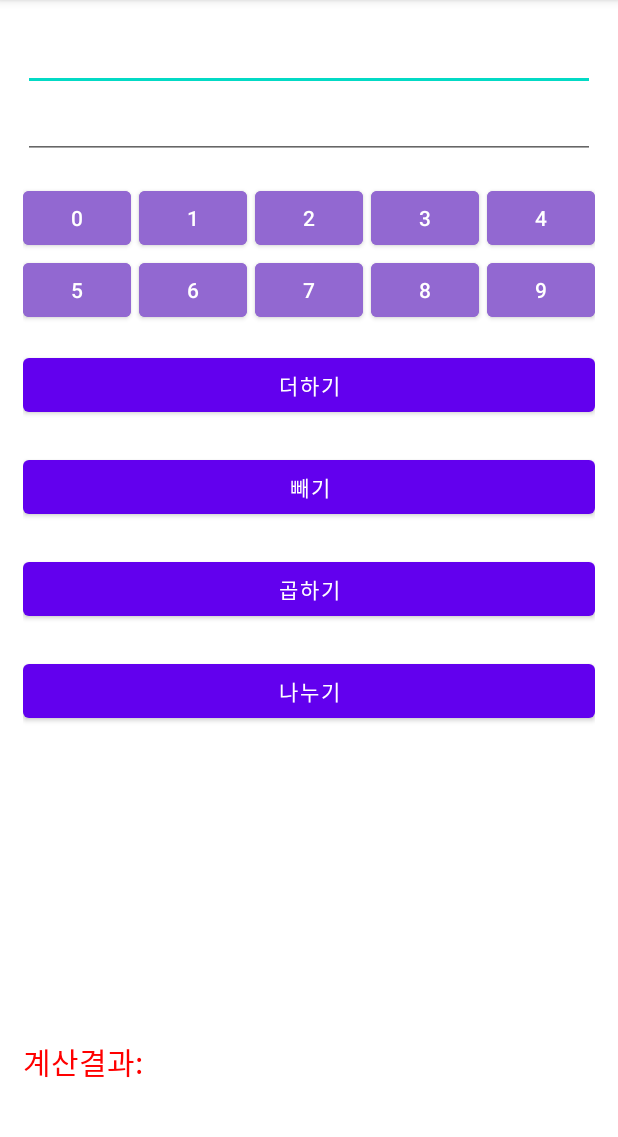
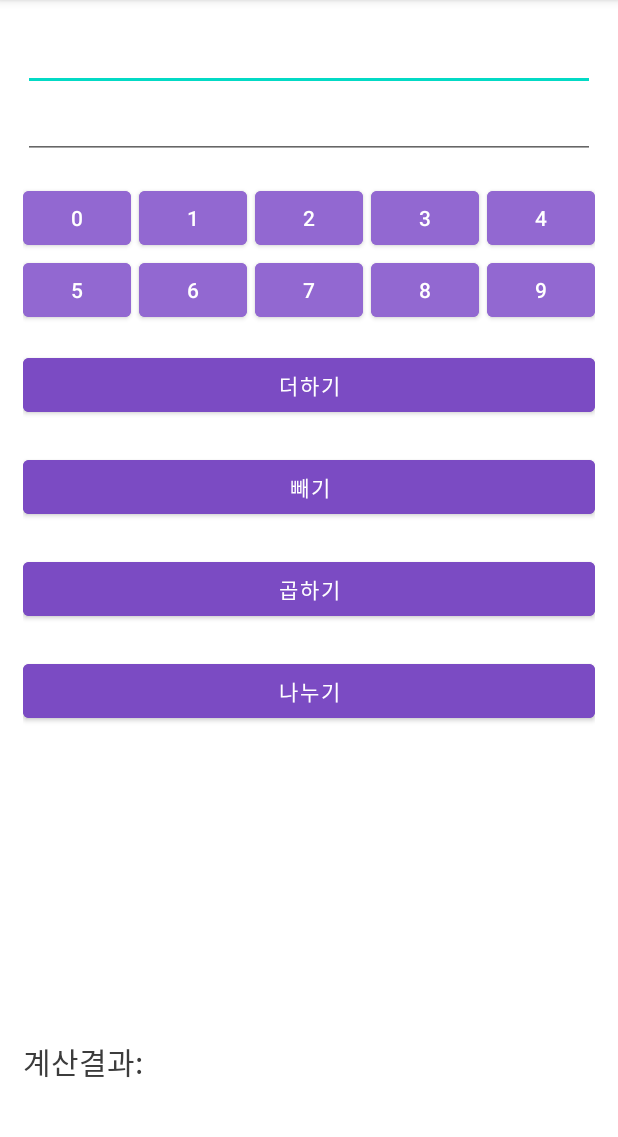
Before and after one commit to kwakkyunghee/Mirim_project_0512_2, an Android app: the screen it shows after launch (MainActivity), on a phone screen of 412 x 824 dp, the part 84-1221 px from its top. Run offline under Robolectric (Android 15) with nearby library versions, the phone set to English and light mode, and no system bars.

Commit message:
실습 5-2 완성

```diff
--- a/app/src/main/res/layout/activity_main.xml
+++ b/app/src/main/res/layout/activity_main.xml
@@ -115,31 +115,35 @@
         android:layout_width="match_parent"
         android:layout_height="wrap_content"
         android:layout_marginBottom="20dp"
+        android:backgroundTint="#7B4BC3"
         android:text="더하기"/>
     <Button
         android:id="@+id/btn_minus"
         android:layout_width="match_parent"
         android:layout_height="wrap_content"
         android:layout_marginBottom="20dp"
+        android:backgroundTint="#7B4BC3"
         android:text="빼기"/>
     <Button
         android:id="@+id/btn_multi"
         android:layout_width="match_parent"
         android:layout_height="wrap_content"
         android:layout_marginBottom="20dp"
+        android:backgroundTint="#7B4BC3"
         android:text="곱하기"/>
     <Button
         android:id="@+id/btn_divide"
         android:layout_width="match_parent"
         android:layout_height="wrap_content"
         android:layout_marginBottom="20dp"
+        android:backgroundTint="#7B4BC3"
         android:text="나누기"/>
 
     <TextView
         android:id="@+id/text_result"
         android:layout_width="match_parent"
         android:layout_height="match_parent"
-        android:textColor="#ff0000"
+        android:textColor="#3C3C3C"
         android:textSize="20sp"
         android:gravity="bottom"
         android:layout_marginBottom="30dp"
```
Also changed, not shown: app/src/main/java/kr/hs/emirims2117/mirim_project_0512_2/MainActivity.java (+32 -0 lines).
